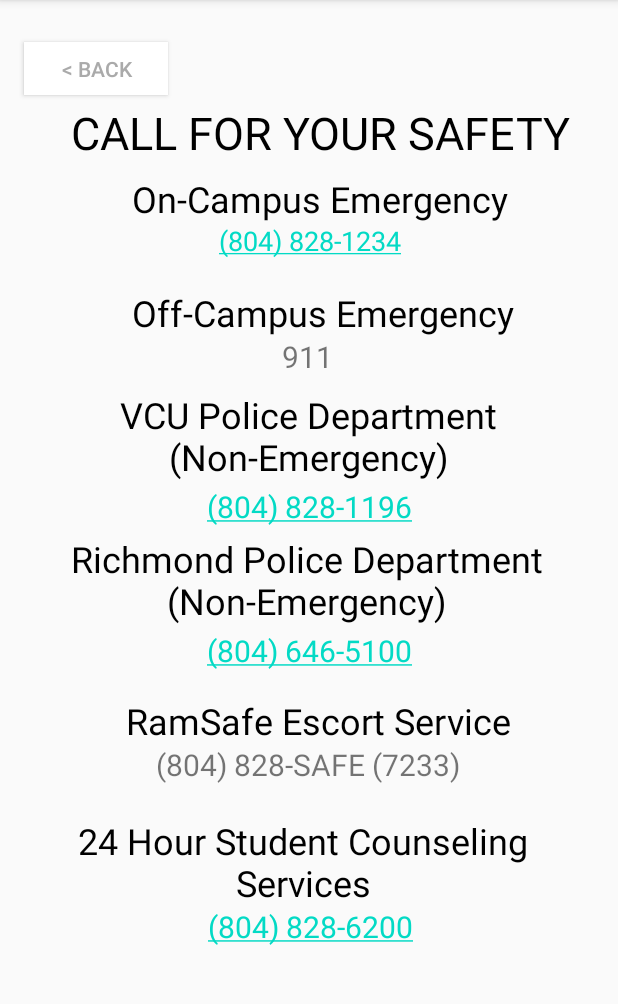
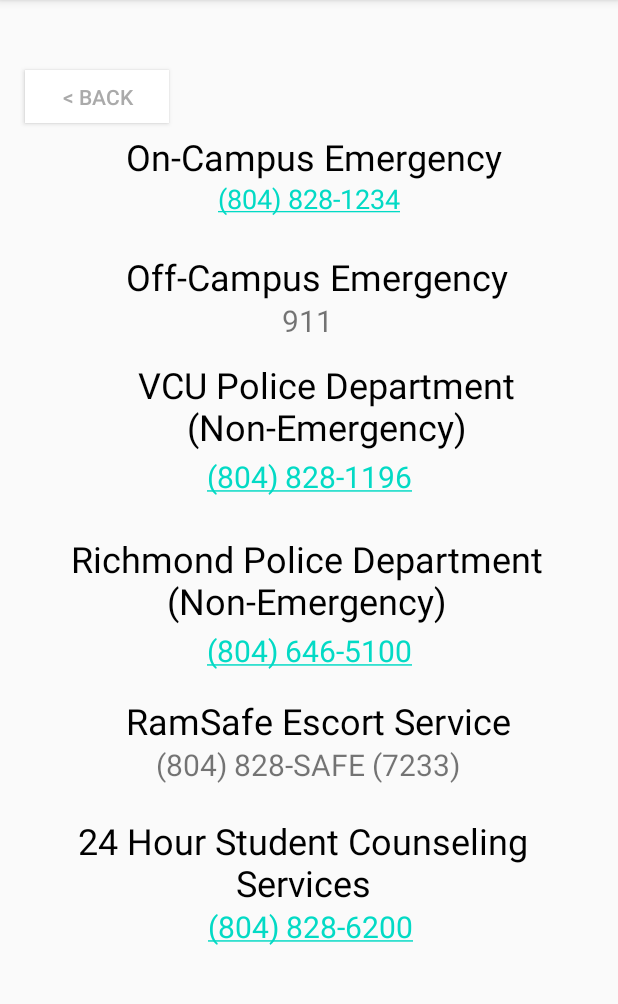
Before and after one commit to ensermuff/RamAlert-App, an Android app: the EmergencyVCUNumbersActivity screen opened directly, with no data from a screen before it, on a phone screen of 412 x 824 dp, the part 84-1088 px from its top. Run offline under Robolectric (Android 15) with nearby library versions, the phone set to English and light mode, and no system bars.

Commit message:
edited phone numbers xml

```diff
--- a/app/src/main/res/layout/activity_emergency_vcu_numbers.xml
+++ b/app/src/main/res/layout/activity_emergency_vcu_numbers.xml
@@ -7,26 +7,11 @@
     tools:context=".EmergencyVCUNumbersActivity">
 
     <TextView
-        android:id="@+id/emergencyListTitleText"
-        android:layout_width="wrap_content"
-        android:layout_height="wrap_content"
-        android:layout_marginTop="68dp"
-        android:fontFamily="sans-serif"
-        android:text="CALL FOR YOUR SAFETY"
-        android:textAlignment="center"
-        android:textColor="@android:color/black"
-        android:textSize="30sp"
-        app:layout_constraintEnd_toEndOf="parent"
-        app:layout_constraintHorizontal_bias="0.592"
-        app:layout_constraintStart_toStartOf="parent"
-        app:layout_constraintTop_toTopOf="parent" />
-
-    <TextView
         android:id="@+id/onCampusTextView"
         android:layout_width="wrap_content"
         android:layout_height="0dp"
-        android:layout_marginStart="88dp"
-        android:layout_marginTop="116dp"
+        android:layout_marginStart="84dp"
+        android:layout_marginTop="88dp"
         android:text="@string/on_campus_emergency"
         android:textColor="@android:color/black"
         android:textSize="24sp"
@@ -37,8 +22,8 @@
         android:id="@+id/offCampusTextView"
         android:layout_width="wrap_content"
         android:layout_height="wrap_content"
-        android:layout_marginStart="88dp"
-        android:layout_marginTop="192dp"
+        android:layout_marginStart="84dp"
+        android:layout_marginTop="168dp"
         android:text="@string/off_campus_emergency"
         android:textColor="@android:color/black"
         android:textSize="24sp"
@@ -49,8 +34,8 @@
         android:id="@+id/vcuPDTextView"
         android:layout_width="267dp"
         android:layout_height="64dp"
-        android:layout_marginStart="72dp"
-        android:layout_marginTop="260dp"
+        android:layout_marginStart="84dp"
+        android:layout_marginTop="240dp"
         android:text="@string/vcu_police_department_non_emergency"
         android:textAlignment="center"
         android:textColor="@android:color/black"
@@ -100,12 +85,11 @@
         android:id="@+id/onCampusPhoneNumber"
         android:layout_width="wrap_content"
         android:layout_height="wrap_content"
-        android:layout_marginTop="148dp"
+        android:layout_marginTop="120dp"
         android:autoLink="phone"
         android:text="@string/_804_828_1234"
         android:textSize="18sp"
         app:layout_constraintEnd_toEndOf="parent"
-        app:layout_constraintHorizontal_bias="0.503"
         app:layout_constraintStart_toStartOf="parent"
         app:layout_constraintTop_toTopOf="parent" />
 
@@ -113,7 +97,7 @@
         android:id="@+id/offCampusEmergencyPhoneNumber"
         android:layout_width="wrap_content"
         android:layout_height="wrap_content"
-        android:layout_marginTop="224dp"
+        android:layout_marginTop="200dp"
         android:autoLink="phone"
         android:text="@string/_911"
         android:textSize="20sp"
@@ -126,7 +110,7 @@
         android:id="@+id/vcuPDPhoneNumber"
         android:layout_width="wrap_content"
         android:layout_height="wrap_content"
-        android:layout_marginTop="324dp"
+        android:layout_marginTop="304dp"
         android:autoLink="phone"
         android:text="@string/_804_828_1196"
         android:textSize="20sp"
@@ -178,11 +162,15 @@
         android:layout_height="35dp"
         android:layout_marginStart="16dp"
         android:layout_marginTop="28dp"
+        android:layout_marginEnd="299dp"
+        android:layout_marginBottom="668dp"
         android:background="@android:color/white"
         android:onClick="goBackToMain"
         android:text="@string/back"
         android:textAlignment="center"
         android:textColor="@android:color/darker_gray"
+        app:layout_constraintBottom_toBottomOf="parent"
+        app:layout_constraintEnd_toEndOf="parent"
         app:layout_constraintStart_toStartOf="parent"
         app:layout_constraintTop_toTopOf="parent" />
 
--- a/build.gradle
+++ b/build.gradle
@@ -6,7 +6,7 @@
     }
     dependencies {
         classpath "com.android.tools.build:gradle:4.0.1"
-        implementation 'com.google.android.material:material:<version>'
+        //implementation 'com.google.android.material:material:<version>'
 
 //        implementation 'com.android.support:design:28.0.0'
         // NOTE: Do not place your application dependencies here; they belong
```
